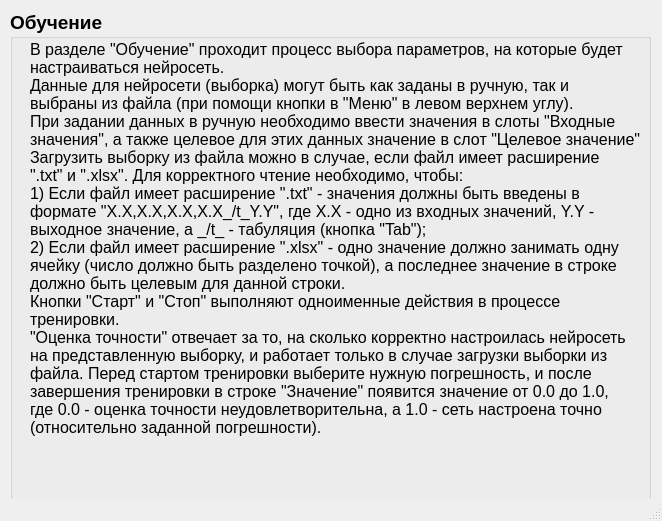
Before: the Qt Designer form uixml/helpLearn.ui in ILTZ/NNGUI, drawn with Qt 5.
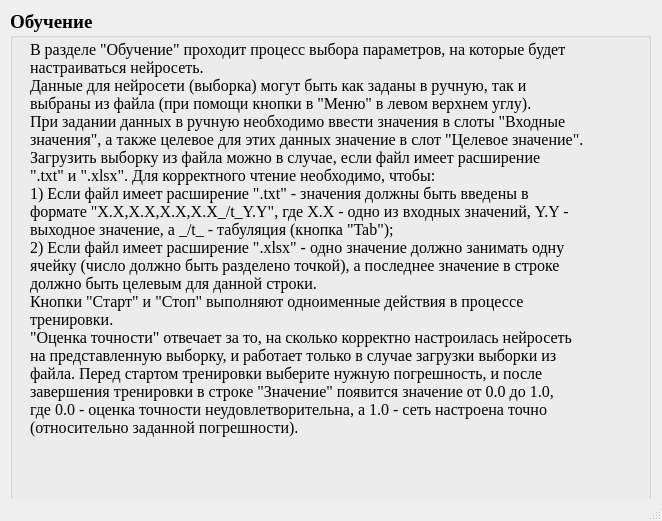
After: the same form once the commit is applied. Icons and pictures are not drawn.

The edit to the form file:
```diff
--- a/uixml/helpLearn.ui
+++ b/uixml/helpLearn.ui
@@ -29,6 +29,7 @@
     </property>
     <property name="font">
      <font>
+      <family>Times New Roman</family>
       <pointsize>14</pointsize>
       <weight>75</weight>
       <bold>true</bold>
```
